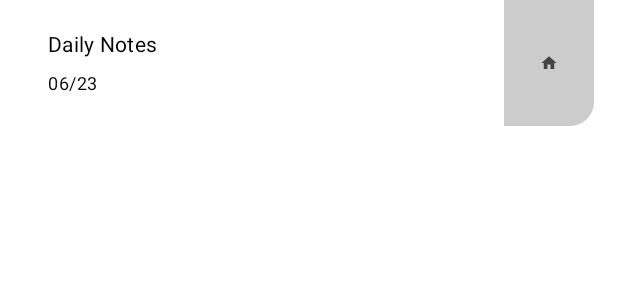
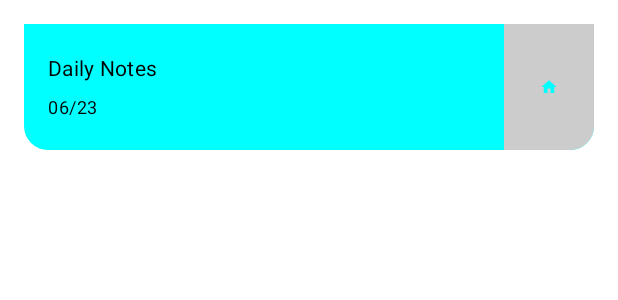
Before and after one commit to AlbertoMApps/NotePadProject, an Android app built with Jetpack Compose: the @Preview function TestBottomEdit, on a phone screen of 412 x 824 dp. Shown: the top 300 px of the screen. Run offline under Robolectric (Android 15) with nearby library versions, the phone set to English and light mode, and no system bars.

Commit message:
ADD: Some tests adjusments

```diff
--- a/app/src/main/java/com/example/notepadproject/HomeListItem.kt
+++ b/app/src/main/java/com/example/notepadproject/HomeListItem.kt
@@ -85,11 +85,11 @@ fun HomeListItem(
             verticalAlignment = Alignment.CenterVertically,
             modifier = Modifier
                 .clickable(onClick = onClick)
-                .padding(normalSpace, noSpace, normalSpace, noSpace)
+                .padding(normalSpace, normalSpace, normalSpace, normalSpace)
                 .fillMaxWidth()
                 .height(rowHeight)
                 .clip(shape)
-                .background(color = Color.Transparent)
+                .background(color = primaryColor)
         ) {
 
             Column(Modifier.weight(1f)) {
--- a/app/src/main/java/com/example/notepadproject/ui/common/Constants.kt
+++ b/app/src/main/java/com/example/notepadproject/ui/common/Constants.kt
@@ -4,7 +4,7 @@ import androidx.compose.ui.graphics.Color
 import androidx.compose.ui.unit.dp
 
 val primaryTextColor = Color(0xFF444444)
-val primaryColor = Color.DarkGray
+val primaryColor = Color.Cyan
 val secondaryColor = Color.LightGray
 val normalSpace = 16.dp
 val smallSpace = 8.dp
```
